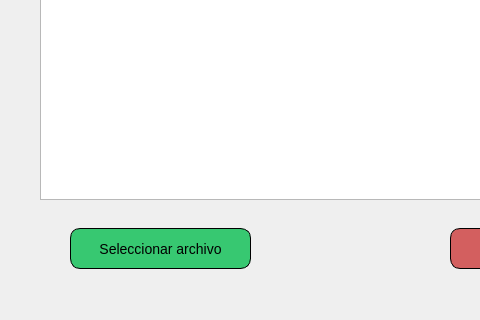
Old version of the form OnlineRoutingMapper_dialog_base_ver_pedidos.ui in the repository valetobares11/EmergencyDispatcher; both pictures show x 0 to 480 and y 482 to 802 of the 1103 by 802 pixel window.
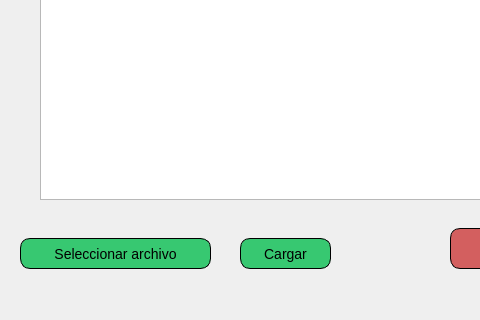
New version of the form.

Commit message: modificando funcionalidad carga planilla

Patch:
```diff
--- a/OnlineRoutingMapper_dialog_base_ver_pedidos.ui
+++ b/OnlineRoutingMapper_dialog_base_ver_pedidos.ui
@@ -98,10 +98,10 @@
   <widget class="QPushButton" name="cargar_planilla">
    <property name="geometry">
     <rect>
-     <x>70</x>
-     <y>710</y>
-     <width>181</width>
-     <height>41</height>
+     <x>20</x>
+     <y>720</y>
+     <width>191</width>
+     <height>31</height>
     </rect>
    </property>
    <property name="styleSheet">
@@ -120,6 +120,31 @@
     <string>Seleccionar archivo</string>
    </property>
   </widget>
+  <widget class="QPushButton" name="cargar">
+   <property name="geometry">
+    <rect>
+     <x>240</x>
+     <y>720</y>
+     <width>91</width>
+     <height>31</height>
+    </rect>
+   </property>
+   <property name="styleSheet">
+    <string notr="true">QPushButton {
+font-size:14px;
+background-color:#37c871;
+border-radius: 10px;
+border: 1px solid black;
+}
+
+QPushButton:hover {
+background-color: #2CA02C;
+}</string>
+   </property>
+   <property name="text">
+    <string>Cargar</string>
+   </property>
+  </widget>
  </widget>
  <resources/>
  <connections/>
```
The commit also changes 1 other file.
